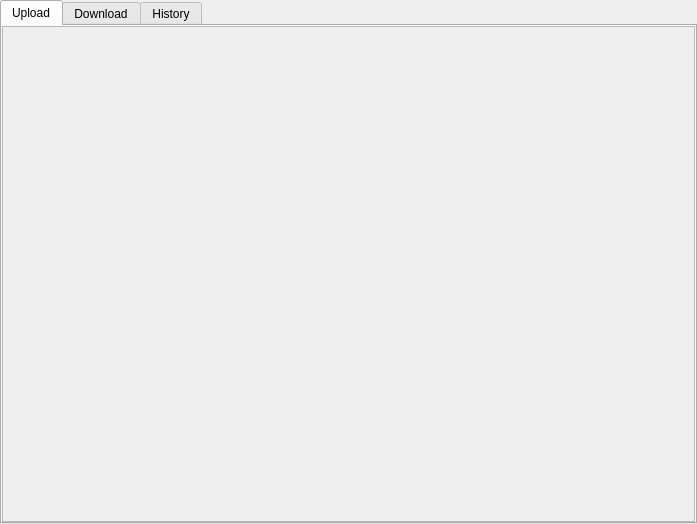
Qt form client/transportwidget.ui (nekosilverfox/foxcloud) before a commit.
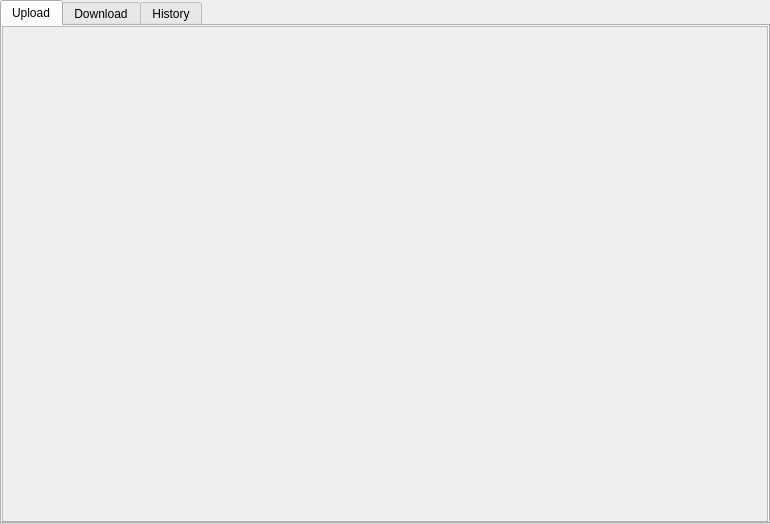
The same form after that commit.

```diff
--- a/client/transportwidget.ui
+++ b/client/transportwidget.ui
@@ -6,7 +6,7 @@
    <rect>
     <x>0</x>
     <y>0</y>
-    <width>697</width>
+    <width>770</width>
     <height>524</height>
    </rect>
   </property>
@@ -50,6 +50,9 @@
        </property>
        <item>
         <widget class="QScrollArea" name="saUpload">
+         <property name="styleSheet">
+          <string notr="true"/>
+         </property>
          <property name="widgetResizable">
           <bool>true</bool>
          </property>
@@ -58,7 +61,7 @@
            <rect>
             <x>0</x>
             <y>0</y>
-            <width>689</width>
+            <width>762</width>
             <height>493</height>
            </rect>
           </property>
```
Left out of the diff: 4 changed lines with no effect on the pictures.
